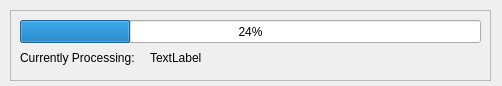
Qt form Application/qProgress.ui (Sprunth/RGG) before a commit.
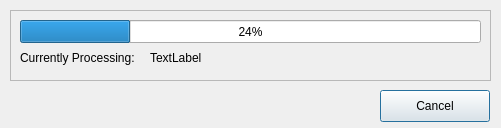
The same form after that commit.

```diff
--- a/Application/qProgress.ui
+++ b/Application/qProgress.ui
@@ -6,8 +6,8 @@
    <rect>
     <x>0</x>
     <y>0</y>
-    <width>502</width>
-    <height>86</height>
+    <width>501</width>
+    <height>128</height>
    </rect>
   </property>
   <property name="windowTitle">
@@ -68,6 +68,19 @@
     </property>
    </widget>
   </widget>
+  <widget class="QPushButton" name="cancel">
+   <property name="geometry">
+    <rect>
+     <x>380</x>
+     <y>90</y>
+     <width>110</width>
+     <height>32</height>
+    </rect>
+   </property>
+   <property name="text">
+    <string>Cancel</string>
+   </property>
+  </widget>
  </widget>
  <resources/>
  <connections/>
```
